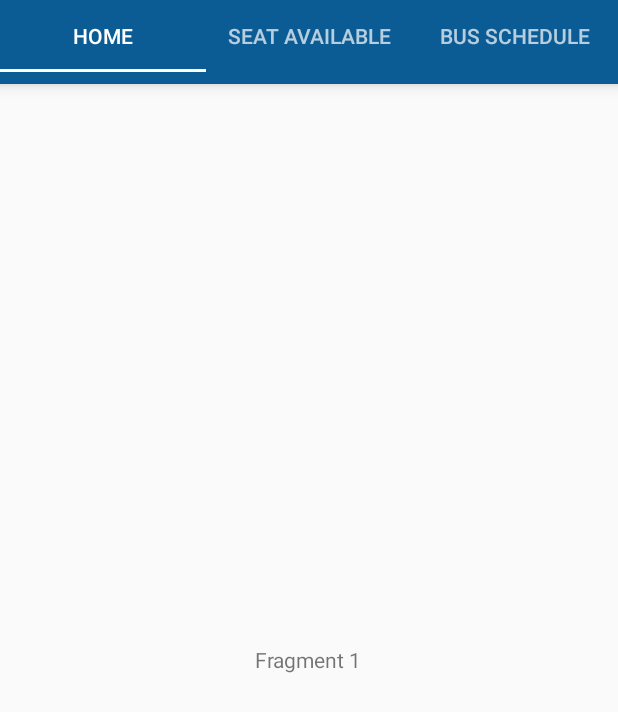
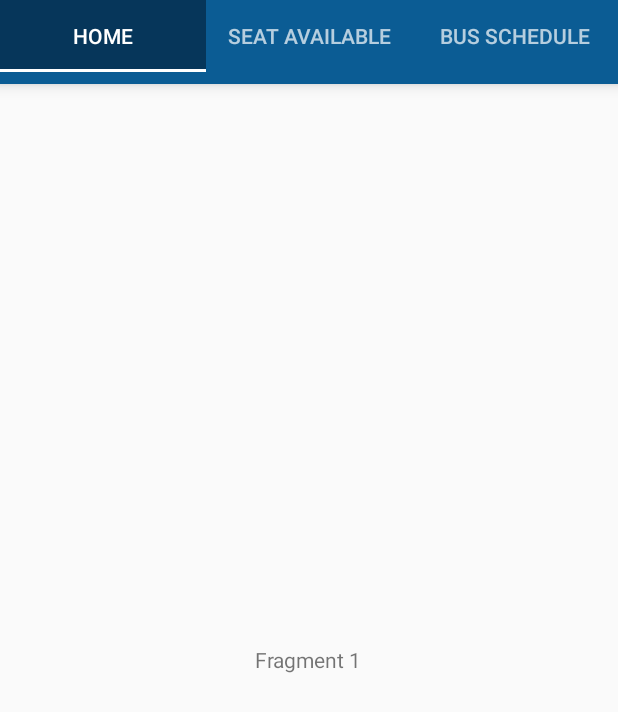
Before and after one commit to kotcharatp/MUsTracker, an Android app: the screen it shows after launch (MainActivity), on a phone screen of 412 x 824 dp. Shown: the top 712 px of the screen. Run offline under Robolectric (Android 15) with nearby library versions, the phone set to English and light mode, and no system bars.

Commit message:
Tab menu bar that changes color when click

```diff
--- /dev/null
+++ b/app/src/main/res/drawable/tab_color_selector.xml
@@ -0,0 +1,5 @@
+<?xml version="1.0" encoding="utf-8"?>
+<selector xmlns:android="http://schemas.android.com/apk/res/android">
+    <item android:drawable="@color/colorPrimaryDark" android:state_selected="true"/>
+    <item android:drawable="@color/colorPrimary"/>
+</selector>
--- a/app/src/main/res/layout/activity_main.xml
+++ b/app/src/main/res/layout/activity_main.xml
@@ -15,7 +15,9 @@
         android:elevation="6dp"
         android:minHeight="?attr/actionBarSize"
         android:theme="@style/ThemeOverlay.AppCompat.Dark.ActionBar"
-        android:baselineAligned="false" />
+        android:baselineAligned="false"
+        app:tabBackground="@drawable/tab_color_selector"
+        />
 
     <android.support.v4.view.ViewPager
         android:id="@+id/pager"
--- a/app/src/main/res/layout/content_main.xml
+++ b/app/src/main/res/layout/content_main.xml
@@ -26,7 +26,8 @@
         android:background="?attr/colorPrimary"
         android:elevation="6dp"
         android:minHeight="?attr/actionBarSize"
-        android:theme="@style/ThemeOverlay.AppCompat.Dark.ActionBar"/>
+        android:theme="@style/ThemeOverlay.AppCompat.Dark.ActionBar"
+        />
 
     <android.support.v4.view.ViewPager
         android:id="@+id/pager"
```
